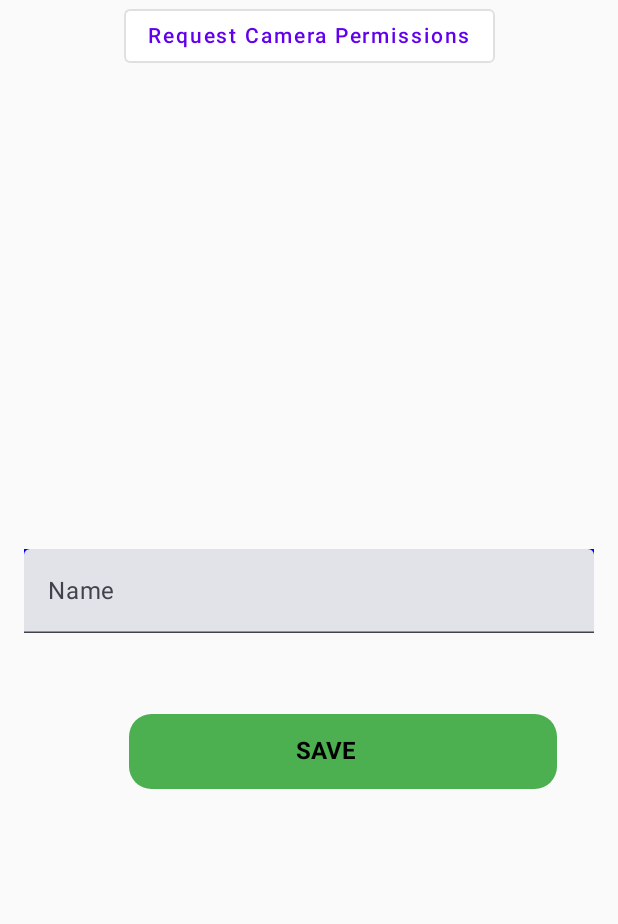
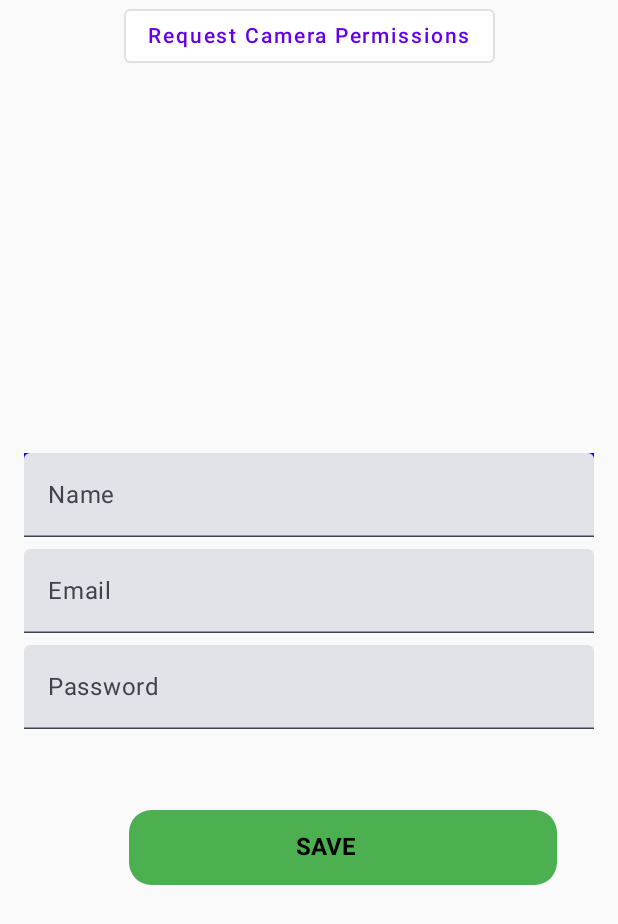
Before and after one commit to gundavaramrahul/veggimarketRahul, an Android app built with Jetpack Compose: the UserProfileActivity screen opened directly, with no data from a screen before it, on a phone screen of 412 x 824 dp. Shown: the top 924 px of the screen. Run offline under Robolectric (Android 15) with nearby library versions, the light colour scheme and no system bars.

Commit message:
profile page completed

```diff
--- a/app/src/main/java/com/app/veggiemarket/profilescreen.kt
+++ b/app/src/main/java/com/app/veggiemarket/profilescreen.kt
@@ -197,14 +197,28 @@ class UserProfileActivity : ComponentActivity() {
                             }
 
 
-                           //profile3
+                            Spacer(modifier = Modifier.height(8.dp))
+
+                            TextField(
+                                value = email,
+                                onValueChange = { email = it },
+                                label = { Text("Email") },
+                                modifier = Modifier.fillMaxWidth()
+                            )
+
+                            Spacer(modifier = Modifier.height(8.dp))
+
+                            TextField(
+                                value = password,
+                                onValueChange = { password = it },
+                                label = { Text("Password") },
+                                modifier = Modifier.fillMaxWidth(),
+                                visualTransformation = PasswordVisualTransformation()
+                            )
 
                             Spacer(modifier = Modifier.height(16.dp))
 
-//                            Button(onClick = { /* Handle submit */ },
-//                                modifier = Modifier.fillMaxWidth()) {
-//                                Text("Submit")
-//                            }
+
                             val localContext = LocalContext.current
                             Box(
                                 modifier = Modifier
@@ -233,14 +247,7 @@ class UserProfileActivity : ComponentActivity() {
                                     .offset(x = 181.dp,
                                         y = 3.dp))
                         }
-//                        HeadingTextComponent(value = "Name  : ")
-//                        Spacer(modifier = Modifier.height(15.dp))
-//
-//                        HeadingTextComponent(value = "Email Id :d@gmail.com")
-//                        Spacer(modifier = Modifier.height(15.dp))
-//
-//                        HeadingTextComponent(value = "Location :uk")
-//                        Spacer(modifier = Modifier.height(15.dp))
+
                     }
 
                     if (shouldShowFullImage && hasPhoto) {
@@ -332,19 +339,3 @@ fun TakePhotoButton(
         }
     }
 }
-
-//@Composable
-//fun Greeting2(name: String, modifier: Modifier = Modifier) {
-//    Text(
-//        text = "Hello $name!",
-//        modifier = modifier
-//    )
-//}
-
-//@Preview(showBackground = true)
-//@Composable
-//fun GreetingPreview2() {
-//    JewelleryAppTheme() {
-//        Greeting2("Android")
-//    }
-//}
```
